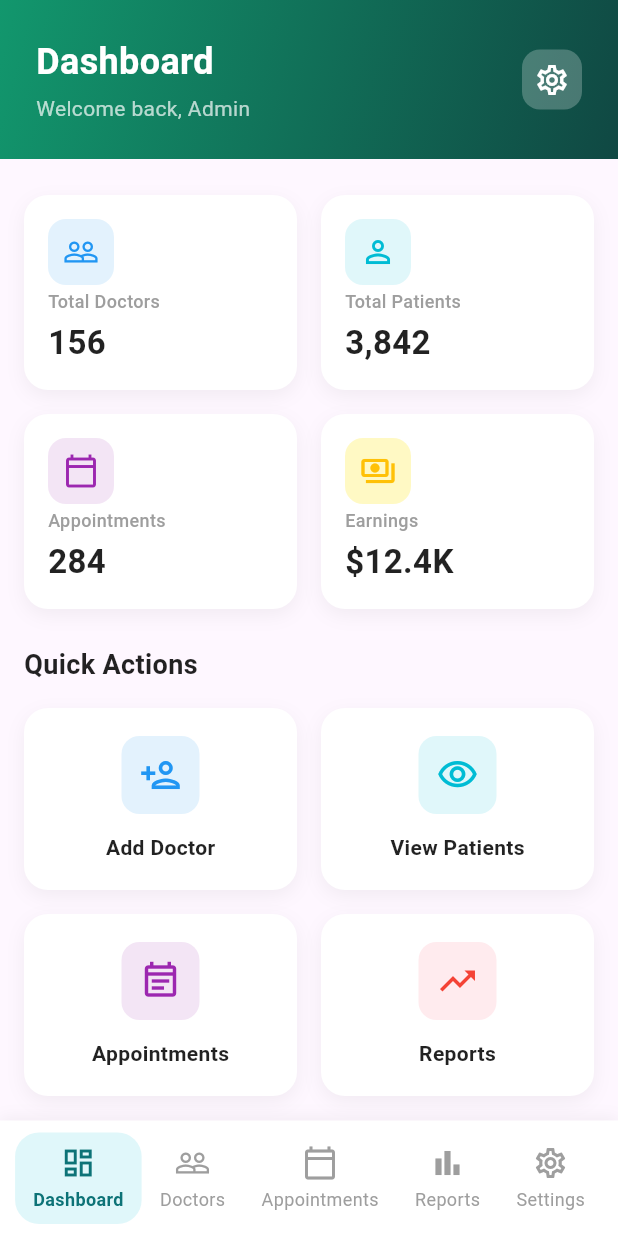
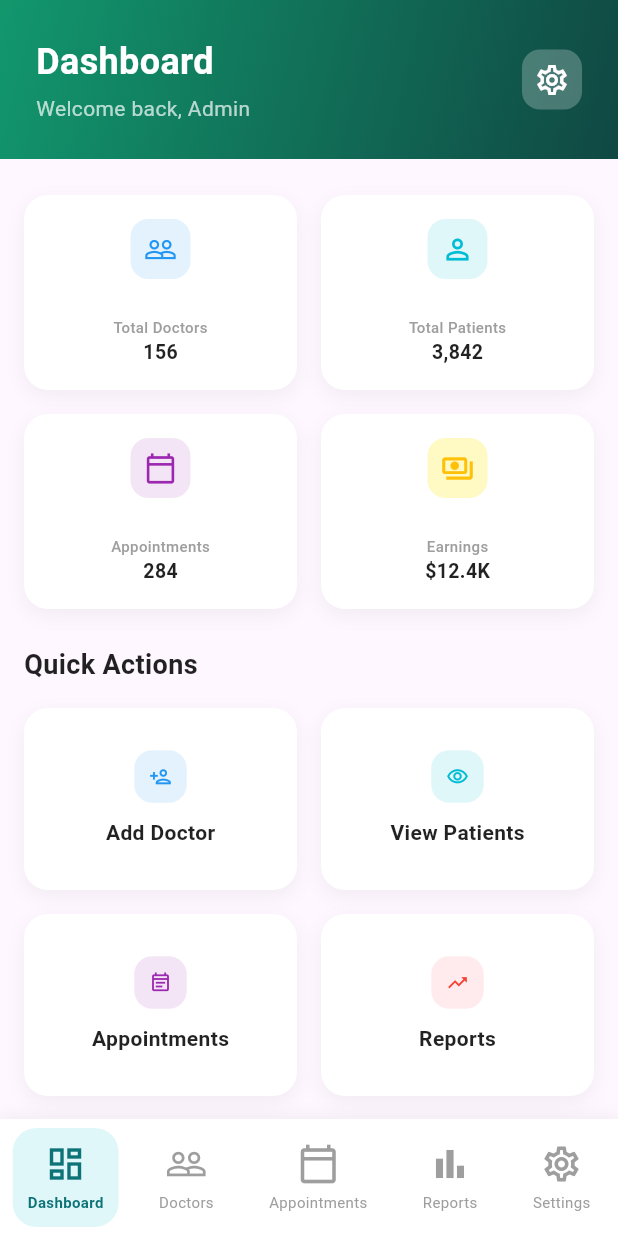
Before and after one commit to laspraharshana/clinic-booking-frontend, a Flutter app: the AdminDashboard screen opened directly, on a phone screen of 412 x 824 dp. Run offline on Flutter 3.47's test engine with Material 3 defaults, Android fonts, the phone set to English and light mode, and no system bars; our stand-ins replace dio, firebase_auth, firebase_core; accounts and stored records are empty.

Commit message:
fixed overflow error

```diff
--- a/lib/admin/admin_dashbord.dart
+++ b/lib/admin/admin_dashbord.dart
@@ -39,22 +39,63 @@ class _AdminDashboardState extends State<AdminDashboard> {
   // -------------------- DASHBOARD CONTENT --------------------
   Widget _buildDashboardContent() {
     return Scaffold(
-      body: SafeArea(
-        child: SingleChildScrollView(
-          child: Column(
-            crossAxisAlignment: CrossAxisAlignment.start,
-            children: [
-              _buildHeader(),
-              const SizedBox(height: 24),
-              _buildStatsGrid(),
-              const SizedBox(height: 24),
-              _buildQuickActions(),
-              const SizedBox(height: 24),
-              _buildRecentAppointments(),
-              const SizedBox(height: 24),
-            ],
+      body: CustomScrollView(
+        slivers: [
+          // Header
+          SliverToBoxAdapter(child: _buildHeader()),
+
+          // Stats Grid
+          SliverPadding(
+            padding: const EdgeInsets.symmetric(horizontal: 16, vertical: 24),
+            sliver: SliverGrid(
+              gridDelegate: const SliverGridDelegateWithFixedCrossAxisCount(
+                crossAxisCount: 2,
+                mainAxisSpacing: 16,
+                crossAxisSpacing: 16,
+                childAspectRatio: 1.4,
+              ),
+              delegate: SliverChildListDelegate([
+                _buildStatCard(
+                  'Total Doctors',
+                  '156',
+                  Icons.people_outline,
+                  const Color(0xFFE3F2FD),
+                  const Color(0xFF2196F3),
+                ),
+                _buildStatCard(
+                  'Total Patients',
+                  '3,842',
+                  Icons.person_outline,
+                  const Color(0xFFE0F7FA),
+                  const Color(0xFF00BCD4),
+                ),
+                _buildStatCard(
+                  'Appointments',
+                  '284',
+                  Icons.calendar_today_outlined,
+                  const Color(0xFFF3E5F5),
+                  const Color(0xFF9C27B0),
+                ),
+                _buildStatCard(
+                  'Earnings',
+                  '\$12.4K',
+                  Icons.payments_outlined,
+                  const Color(0xFFFFF9C4),
+                  const Color(0xFFFFC107),
+                ),
+              ]),
             ),
           ),
+
+          // Quick Actions
+          SliverToBoxAdapter(child: _buildQuickActions()),
+
+          // Recent Appointments
+          SliverToBoxAdapter(child: _buildRecentAppointments()),
+
+          // Bottom padding
+          const SliverToBoxAdapter(child: SizedBox(height: 24)),
+        ],
       ),
     );
   }
@@ -112,50 +153,6 @@ class _AdminDashboardState extends State<AdminDashboard> {
   }
 
   // -------------------- STATS GRID --------------------
-  Widget _buildStatsGrid() {
-    return Padding(
-      padding: const EdgeInsets.symmetric(horizontal: 16),
-      child: GridView.count(
-        shrinkWrap: true,
-        physics: const NeverScrollableScrollPhysics(),
-        crossAxisCount: 2,
-        mainAxisSpacing: 16,
-        crossAxisSpacing: 16,
-        childAspectRatio: 1.4,
-        children: [
-          _buildStatCard(
-            'Total Doctors',
-            '156',
-            Icons.people_outline,
-            const Color(0xFFE3F2FD),
-            const Color(0xFF2196F3),
-          ),
-          _buildStatCard(
-            'Total Patients',
-            '3,842',
-            Icons.person_outline,
-            const Color(0xFFE0F7FA),
-            const Color(0xFF00BCD4),
-          ),
-          _buildStatCard(
-            'Appointments',
-            '284',
-            Icons.calendar_today_outlined,
-            const Color(0xFFF3E5F5),
-            const Color(0xFF9C27B0),
-          ),
-          _buildStatCard(
-            'Earnings',
-            '\$12.4K',
-            Icons.payments_outlined,
-            const Color(0xFFFFF9C4),
-            const Color(0xFFFFC107),
-          ),
-        ],
-      ),
-    );
-  }
-
   Widget _buildStatCard(
     String title,
     String value,
@@ -180,35 +177,43 @@ class _AdminDashboardState extends State<AdminDashboard> {
         crossAxisAlignment: CrossAxisAlignment.start,
         mainAxisAlignment: MainAxisAlignment.spaceBetween,
         children: [
-          Container(
-            padding: const EdgeInsets.all(10),
+          Center(
+            child: Container(
+              padding: const EdgeInsets.all(9),
               decoration: BoxDecoration(
                 color: bgColor,
                 borderRadius: BorderRadius.circular(12),
               ),
-            child: Icon(icon, color: iconColor, size: 24),
+              child: Icon(icon, color: iconColor, size: 22),
             ),
-          Column(
+          ),
+          Center(
+            child: Column(
               crossAxisAlignment: CrossAxisAlignment.start,
               children: [
-              Text(
+                Center(
+                  child: Text(
                     title,
                     style: const TextStyle(
                       color: Colors.grey,
-                  fontSize: 12,
+                      fontSize: 10,
                       fontWeight: FontWeight.w500,
                     ),
                   ),
-              const SizedBox(height: 4),
-              Text(
+                ),
+                const SizedBox(height: 0),
+                Center(
+                  child: Text(
                     value,
                     style: const TextStyle(
                       color: Colors.black87,
-                  fontSize: 22,
+                      fontSize: 13,
                       fontWeight: FontWeight.bold,
                     ),
                   ),
+                ),
               ],
+            ),
           ),
         ],
       ),
@@ -217,12 +222,12 @@ class _AdminDashboardState extends State<AdminDashboard> {
 
   // -------------------- QUICK ACTIONS --------------------
   Widget _buildQuickActions() {
-    return Column(
+    return Padding(
+      padding: const EdgeInsets.symmetric(horizontal: 16),
+      child: Column(
         crossAxisAlignment: CrossAxisAlignment.start,
         children: [
-        const Padding(
-          padding: EdgeInsets.symmetric(horizontal: 16),
-          child: Text(
+          const Text(
             'Quick Actions',
             style: TextStyle(
               fontSize: 18,
@@ -230,11 +235,8 @@ class _AdminDashboardState extends State<AdminDashboard> {
               color: Colors.black87,
             ),
           ),
-        ),
           const SizedBox(height: 16),
-        Padding(
-          padding: const EdgeInsets.symmetric(horizontal: 16),
-          child: GridView.count(
+          GridView.count(
             shrinkWrap: true,
             physics: const NeverScrollableScrollPhysics(),
             crossAxisCount: 2,
@@ -244,6 +246,7 @@ class _AdminDashboardState extends State<AdminDashboard> {
             children: [
               _buildActionCard(
                 'Add Doctor',
+
                 Icons.person_add_outlined,
                 const Color(0xFFE3F2FD),
                 const Color(0xFF2196F3),
@@ -268,8 +271,8 @@ class _AdminDashboardState extends State<AdminDashboard> {
               ),
             ],
           ),
+        ],
       ),
-      ],
     );
   }
 
@@ -296,6 +299,7 @@ class _AdminDashboardState extends State<AdminDashboard> {
         decoration: BoxDecoration(
           color: Colors.white,
           borderRadius: BorderRadius.circular(16),
+
           boxShadow: [
             BoxShadow(
               color: Colors.black.withOpacity(0.05),
@@ -308,14 +312,14 @@ class _AdminDashboardState extends State<AdminDashboard> {
           mainAxisAlignment: MainAxisAlignment.center,
           children: [
             Container(
-              padding: const EdgeInsets.all(12),
+              padding: const EdgeInsets.all(10),
               decoration: BoxDecoration(
                 color: bgColor,
                 borderRadius: BorderRadius.circular(12),
               ),
-              child: Icon(icon, color: iconColor, size: 28),
+              child: Icon(icon, color: iconColor, size: 15),
             ),
-            const SizedBox(height: 12),
+            const SizedBox(height: 10),
             Text(
               title,
               style: const TextStyle(
@@ -332,12 +336,13 @@ class _AdminDashboardState extends State<AdminDashboard> {
 
   // -------------------- RECENT APPOINTMENTS --------------------
   Widget _buildRecentAppointments() {
-    return Column(
+    return Padding(
+      padding: const EdgeInsets.symmetric(horizontal: 16),
+      child: Column(
         crossAxisAlignment: CrossAxisAlignment.start,
         children: [
-        Padding(
-          padding: const EdgeInsets.symmetric(horizontal: 16),
-          child: Row(
+          const SizedBox(height: 24),
+          Row(
             mainAxisAlignment: MainAxisAlignment.spaceBetween,
             children: [
               const Text(
@@ -365,7 +370,6 @@ class _AdminDashboardState extends State<AdminDashboard> {
                 ),
               ),
             ],
-          ),
           ),
           const SizedBox(height: 16),
           _buildAppointmentItem(
@@ -397,6 +401,7 @@ class _AdminDashboardState extends State<AdminDashboard> {
             Colors.red,
           ),
         ],
+      ),
     );
   }
 
@@ -408,7 +413,7 @@ class _AdminDashboardState extends State<AdminDashboard> {
     Color statusColor,
   ) {
     return Container(
-      margin: const EdgeInsets.only(left: 16, right: 16, bottom: 12),
+      margin: const EdgeInsets.only(bottom: 12),
       padding: const EdgeInsets.all(16),
       decoration: BoxDecoration(
         color: Colors.white,
--- a/lib/admin/admin_navbar.dart
+++ b/lib/admin/admin_navbar.dart
@@ -4,11 +4,8 @@ class AdminNavBar extends StatelessWidget {
   final int currentIndex;
   final Function(int) onTap;
 
-  const AdminNavBar({
-    Key? key,
-    required this.currentIndex,
-    required this.onTap,
-  }) : super(key: key);
+  const AdminNavBar({Key? key, required this.currentIndex, required this.onTap})
+    : super(key: key);
 
   @override
   Widget build(BuildContext context) {
@@ -21,7 +18,7 @@ class AdminNavBar extends StatelessWidget {
     ];
 
     return Container(
-      padding: const EdgeInsets.symmetric(horizontal: 10, vertical: 8),
+      padding: const EdgeInsets.symmetric(horizontal: 0, vertical: 6),
       decoration: BoxDecoration(
         color: Colors.white,
         boxShadow: [
@@ -42,7 +39,7 @@ class AdminNavBar extends StatelessWidget {
             onTap: () => onTap(index),
             child: AnimatedContainer(
               duration: const Duration(milliseconds: 250),
-              padding: const EdgeInsets.symmetric(horizontal: 12, vertical: 8),
+              padding: const EdgeInsets.all(10),
               decoration: BoxDecoration(
                 color: isActive ? const Color(0xFFE0F7FA) : Colors.transparent,
                 borderRadius: BorderRadius.circular(16),
@@ -50,15 +47,19 @@ class AdminNavBar extends StatelessWidget {
               child: Column(
                 mainAxisSize: MainAxisSize.min,
                 children: [
-                  Icon(items[index]['icon'] as IconData,
-                      color: color, size: 24),
+                  Icon(
+                    items[index]['icon'] as IconData,
+                    color: color,
+                    size: 28,
+                  ),
                   const SizedBox(height: 4),
                   Text(
                     items[index]['label'] as String,
                     style: TextStyle(
-                      fontSize: 12,
-                      fontWeight:
-                          isActive ? FontWeight.bold : FontWeight.normal,
+                      fontSize: 10,
+                      fontWeight: isActive
+                          ? FontWeight.bold
+                          : FontWeight.normal,
                       color: color,
                     ),
                   ),
```
Lines whose indentation alone changed are shown as unchanged.
